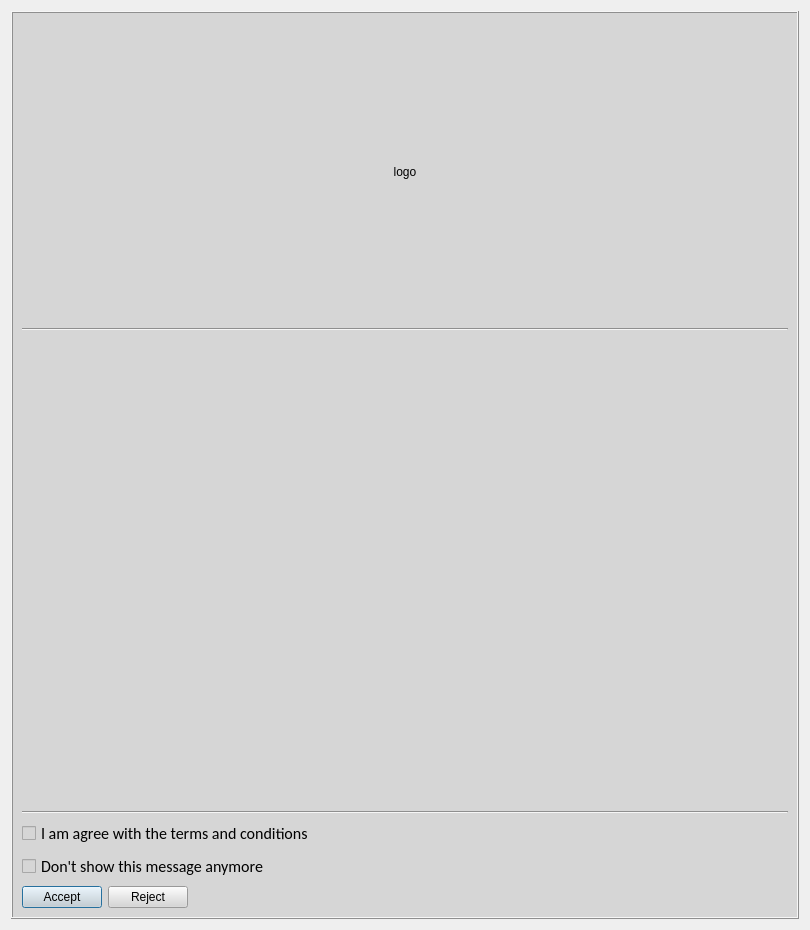
This is common/gui/forms/license_window.ui in FedorIvanov37/sv-terminal as Qt 5 draws it before an edit. The edited form follows.
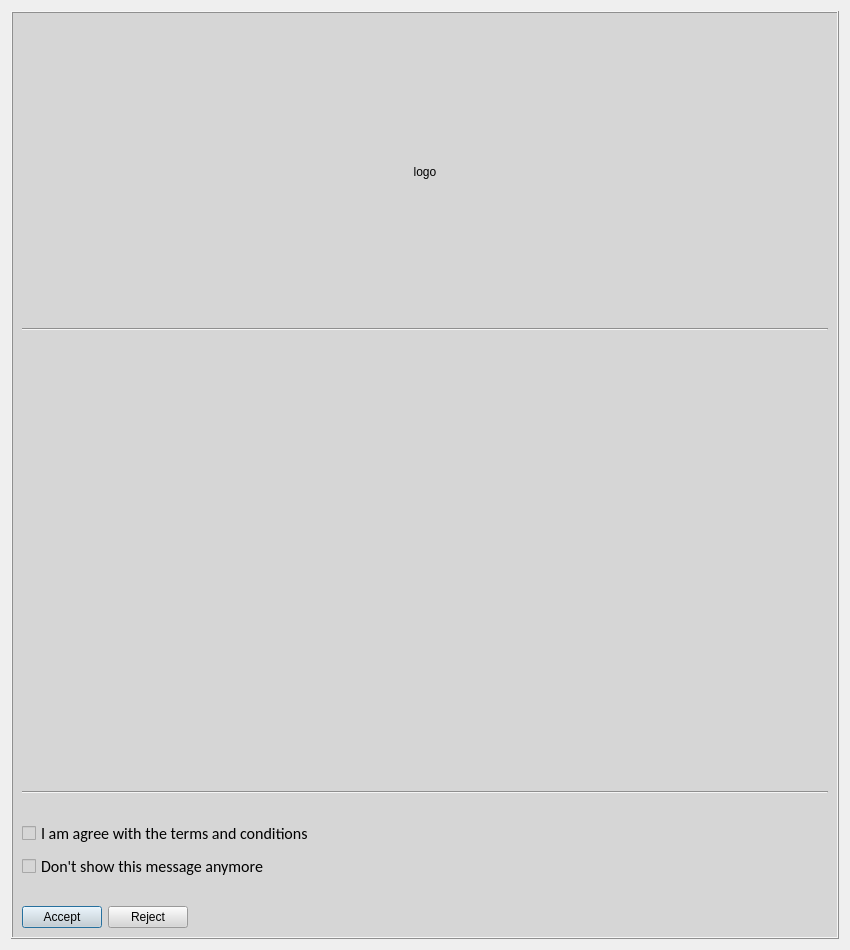
This is the edited form.

Diff of the .ui file:
```diff
--- a/common/gui/forms/license_window.ui
+++ b/common/gui/forms/license_window.ui
@@ -9,8 +9,8 @@
    <rect>
     <x>0</x>
     <y>0</y>
-    <width>810</width>
-    <height>930</height>
+    <width>850</width>
+    <height>950</height>
    </rect>
   </property>
   <property name="sizePolicy">
@@ -21,14 +21,14 @@
   </property>
   <property name="minimumSize">
    <size>
-    <width>810</width>
-    <height>930</height>
+    <width>850</width>
+    <height>950</height>
    </size>
   </property>
   <property name="maximumSize">
    <size>
-    <width>810</width>
-    <height>930</height>
+    <width>850</width>
+    <height>950</height>
    </size>
   </property>
   <property name="windowTitle">
@@ -141,7 +141,7 @@
       <enum>QFrame::Raised</enum>
      </property>
      <layout class="QGridLayout" name="gridLayout">
-      <item row="5" column="0" colspan="3">
+      <item row="6" column="0" colspan="3">
        <layout class="QHBoxLayout" name="horizontalLayout">
         <item>
          <widget class="QPushButton" name="ButtonAccept">
@@ -174,6 +174,13 @@
       </item>
       <item row="4" column="0" colspan="3">
        <layout class="QVBoxLayout" name="verticalLayout">
+        <item>
+         <widget class="QLabel" name="SpacerLabel_1">
+          <property name="text">
+           <string>    </string>
+          </property>
+         </widget>
+        </item>
         <item>
          <widget class="QCheckBox" name="CheckBoxAgreement">
           <property name="font">
@@ -200,6 +207,13 @@
           </property>
          </widget>
         </item>
+        <item>
+         <widget class="QLabel" name="SpacerLabel">
+          <property name="text">
+           <string>    </string>
+          </property>
+         </widget>
+        </item>
        </layout>
       </item>
       <item row="0" column="0">
```
